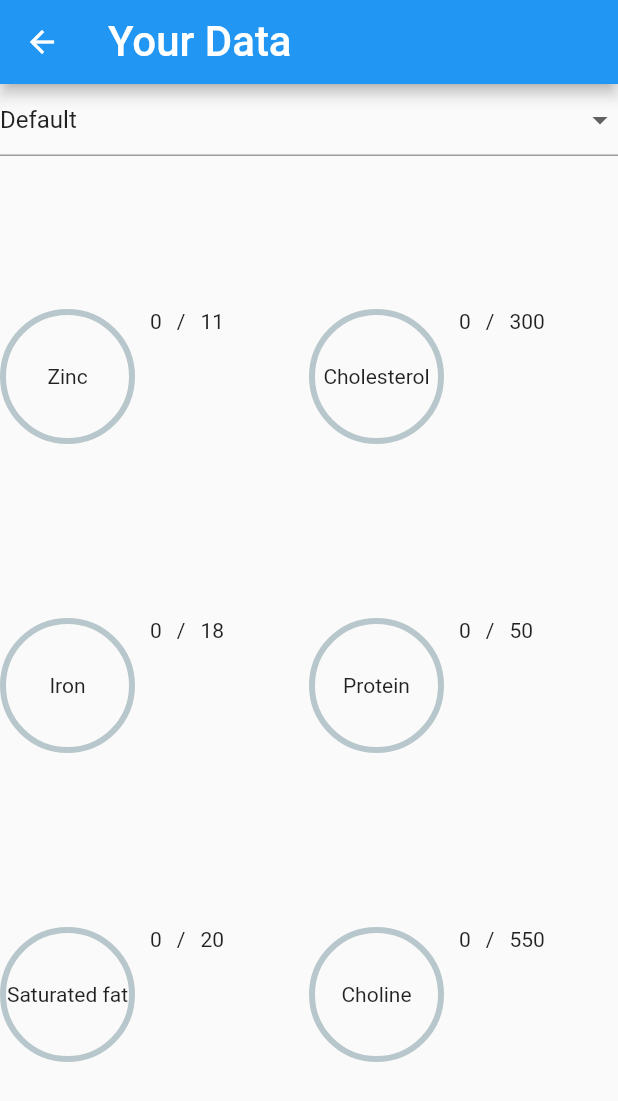
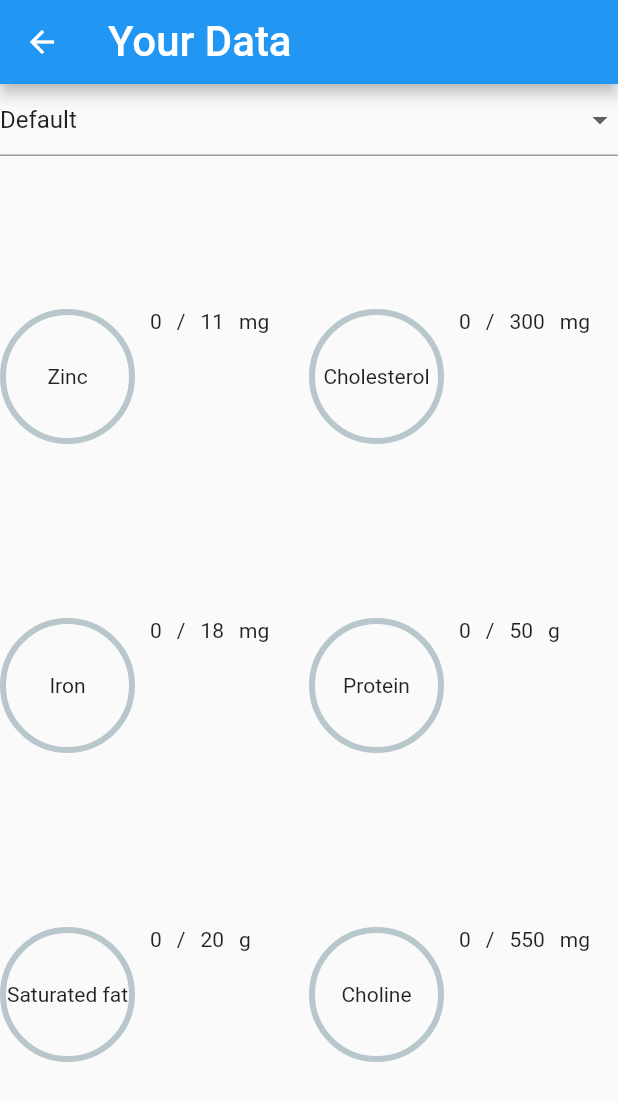
Before and after one commit to 3LI-N/NotACalorieTracker, a Flutter app: the UserVisualisation screen opened directly, scrolled down 2194 dp, on a phone screen of 412 x 824 dp. Shown: the top 1101 px of the screen. Run offline on Flutter 3.47's test engine with Material 2 defaults, Android fonts, the phone set to English and light mode, and no system bars; drawn by our look-alikes of percent_indicator; our stand-ins replace csv; project files that could hold a hidden picture were left out.

Commit message:
added units

```diff
--- a/lib/user_visualisation.dart
+++ b/lib/user_visualisation.dart
@@ -124,6 +124,7 @@ class _UserVisualisationState extends State<UserVisualisation> {
                         : Text("0"),
                     Text("/"),
                     Text(nutrient.dailyValue.round().toString()),
+                    Text(nutrient.unitName),
                     // Text(userNutrients[nutrient.usdaName].unitName().toString())
                   ],
                 );
```
